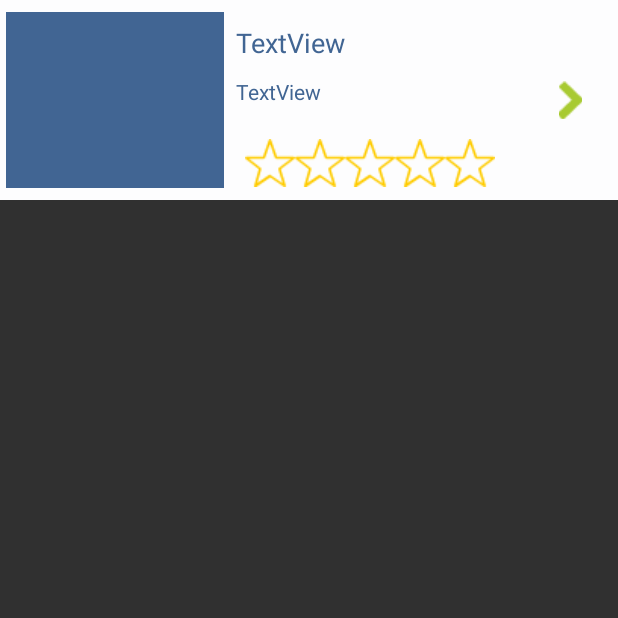
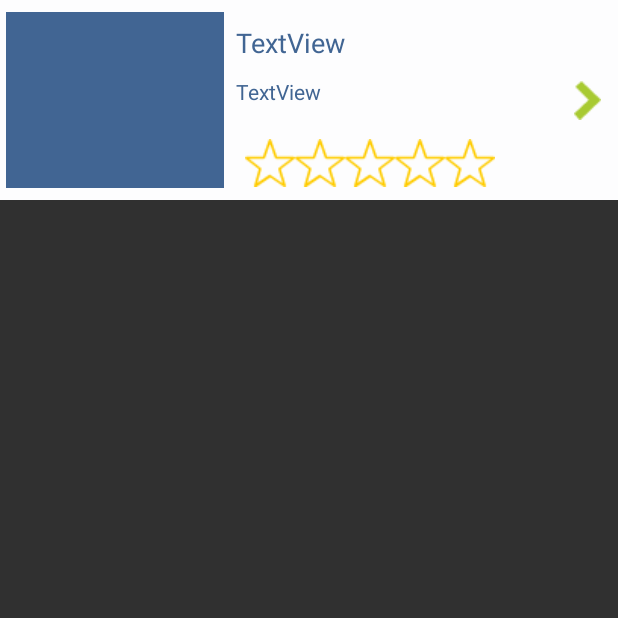
Before and after one commit to davidra24/DomiTunja, an Android app: the ItemDomicileLayout screen opened directly, with no data from a screen before it, on a phone screen of 412 x 824 dp, the top half of it. Run offline under Robolectric (Android 15) with nearby library versions, the phone set to English and light mode, and no system bars.

```diff
--- a/app/src/main/java/dmt/appsolution/co/dmt/activities/RestaurantActivity.kt
+++ b/app/src/main/java/dmt/appsolution/co/dmt/activities/RestaurantActivity.kt
@@ -29,10 +29,10 @@ class RestaurantActivity : AppCompatActivity() , OnMapReadyCallback, OnStreetVie
         fillCarousel(arr)
     }
 
-    fun fillCarousel(img:MutableList<Int>){
+    private fun fillCarousel(img:MutableList<Int>){
         var carouselPicker:CarouselPicker ?= findViewById(R.id.carouselRestaurant)
         var itemImageCarousel:MutableList<CarouselPicker.PickerItem> ?= mutableListOf()
-        for (i in 0..img.size-1){
+        for (i in 0 until img.size){
             itemImageCarousel!!.add(CarouselPicker.DrawableItem(img.get(i)))
         }
         var imageAdapter:CarouselPicker.CarouselViewAdapter = CarouselPicker.CarouselViewAdapter(this, itemImageCarousel, 0)
--- a/app/src/main/res/layout/activity_domicile_item.xml
+++ b/app/src/main/res/layout/activity_domicile_item.xml
@@ -53,11 +53,9 @@
 
     <ImageButton
         android:id="@+id/btnViewDomicile"
-        android:layout_width="15dp"
-        android:layout_height="25dp"
+        android:layout_width="41dp"
+        android:layout_height="63dp"
         android:layout_marginBottom="8dp"
-        android:layout_marginEnd="24dp"
-        android:layout_marginRight="24dp"
         android:layout_marginTop="8dp"
         android:layout_weight="1"
         android:background="@color/colorAccent"
```
Also changed, not shown: app/src/main/java/dmt/appsolution/co/dmt/fragments/DomicileFragment.kt (+9 -7 lines), app/src/main/res/layout/activity_restaurant.xml (+11 -9 lines).
